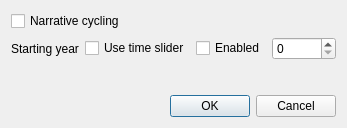
This is src/HelpDialog.ui in IDREsandbox/vsim as Qt 5 draws it before an edit. The edited form follows.
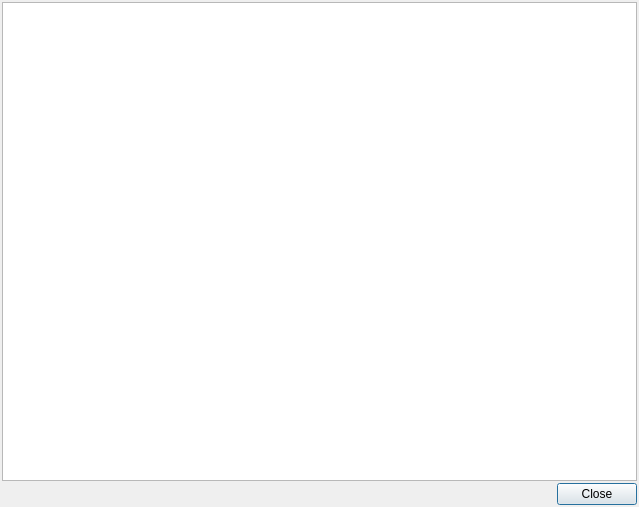
This is the edited form.

Commit message: help dialog content

```diff
--- a/src/HelpDialog.ui
+++ b/src/HelpDialog.ui
@@ -6,72 +6,57 @@
    <rect>
     <x>0</x>
     <y>0</y>
-    <width>347</width>
-    <height>128</height>
+    <width>639</width>
+    <height>507</height>
    </rect>
   </property>
   <property name="windowTitle">
    <string>Dialog</string>
   </property>
   <layout class="QVBoxLayout" name="verticalLayout">
-   <item>
-    <widget class="QCheckBox" name="narrative_cycling_checkbox">
-     <property name="toolTip">
-      <string>Starts the next narrative after the current narrative finishes. Loops indefinitely.</string>
-     </property>
-     <property name="text">
-      <string>Narrative cycling</string>
-     </property>
-    </widget>
-   </item>
+   <property name="spacing">
+    <number>2</number>
+   </property>
+   <property name="leftMargin">
+    <number>2</number>
+   </property>
+   <property name="topMargin">
+    <number>2</number>
+   </property>
+   <property name="rightMargin">
+    <number>2</number>
+   </property>
+   <property name="bottomMargin">
+    <number>2</number>
+   </property>
    <item>
     <layout class="QHBoxLayout" name="horizontalLayout">
+     <property name="spacing">
+      <number>0</number>
+     </property>
      <item>
-      <widget class="QLabel" name="year_label">
-       <property name="text">
-        <string>Starting year</string>
+      <widget class="QTextBrowser" name="text">
+       <property name="html">
+        <string>&lt;!DOCTYPE HTML PUBLIC &quot;-//W3C//DTD HTML 4.0//EN&quot; &quot;http://www.w3.org/TR/REC-html40/strict.dtd&quot;&gt;
+&lt;html&gt;&lt;head&gt;&lt;meta name=&quot;qrichtext&quot; content=&quot;1&quot; /&gt;&lt;style type=&quot;text/css&quot;&gt;
+p, li { white-space: pre-wrap; }
+&lt;/style&gt;&lt;/head&gt;&lt;body style=&quot; font-family:'MS Shell Dlg 2'; font-size:8.25pt; font-weight:400; font-style:normal;&quot;&gt;
+&lt;p style=&quot;-qt-paragraph-type:empty; margin-top:0px; margin-bottom:0px; margin-left:0px; margin-right:0px; -qt-block-indent:0; text-indent:0px; font-size:8pt;&quot;&gt;&lt;br /&gt;&lt;/p&gt;&lt;/body&gt;&lt;/html&gt;</string>
        </property>
-      </widget>
-     </item>
-     <item>
-      <widget class="QCheckBox" name="year_use_slider">
-       <property name="text">
-        <string>Use time slider</string>
+       <property name="tabStopWidth">
+        <number>20</number>
        </property>
       </widget>
      </item>
-     <item>
-      <widget class="QCheckBox" name="year_enabled">
-       <property name="text">
-        <string>Enabled</string>
-       </property>
-      </widget>
-     </item>
-     <item>
-      <widget class="QSpinBox" name="year_spinbox"/>
-     </item>
     </layout>
    </item>
-   <item>
-    <spacer name="verticalSpacer">
-     <property name="orientation">
-      <enum>Qt::Vertical</enum>
-     </property>
-     <property name="sizeHint" stdset="0">
-      <size>
-       <width>20</width>
-       <height>27</height>
-      </size>
-     </property>
-    </spacer>
-   </item>
    <item>
     <widget class="QDialogButtonBox" name="button_box">
      <property name="orientation">
       <enum>Qt::Horizontal</enum>
      </property>
      <property name="standardButtons">
-      <set>QDialogButtonBox::Cancel|QDialogButtonBox::Ok</set>
+      <set>QDialogButtonBox::Close</set>
      </property>
     </widget>
    </item>
```
Left out of the diff: 10 changed lines with no effect on the pictures. The commit also changes 10 other files.
